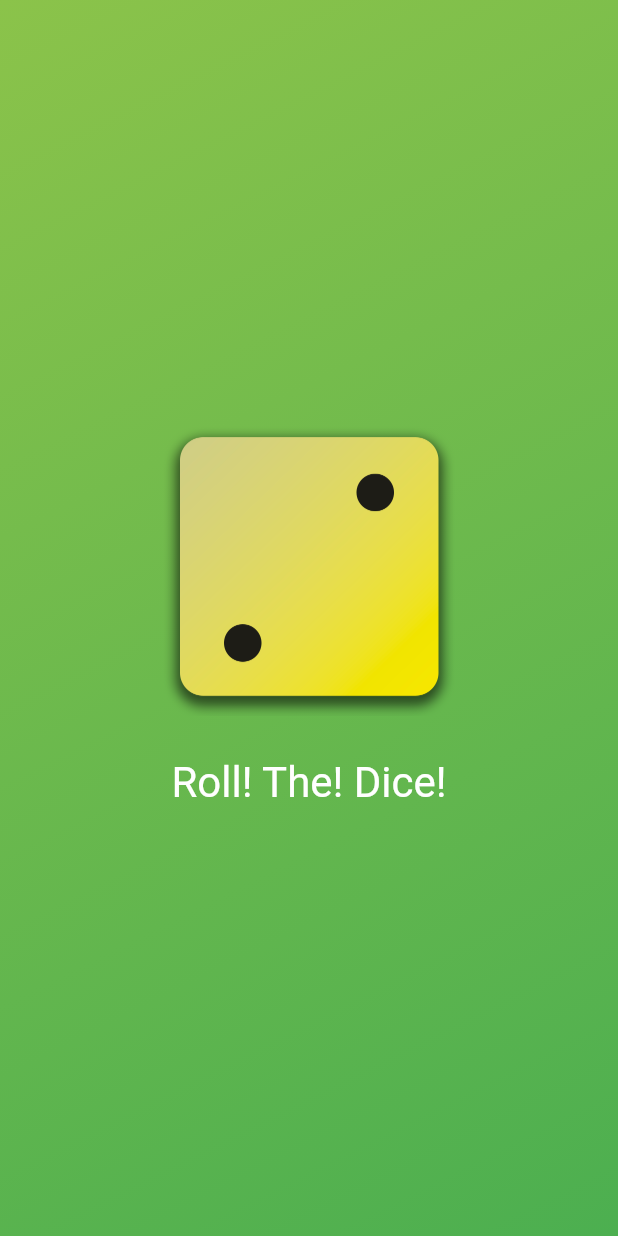
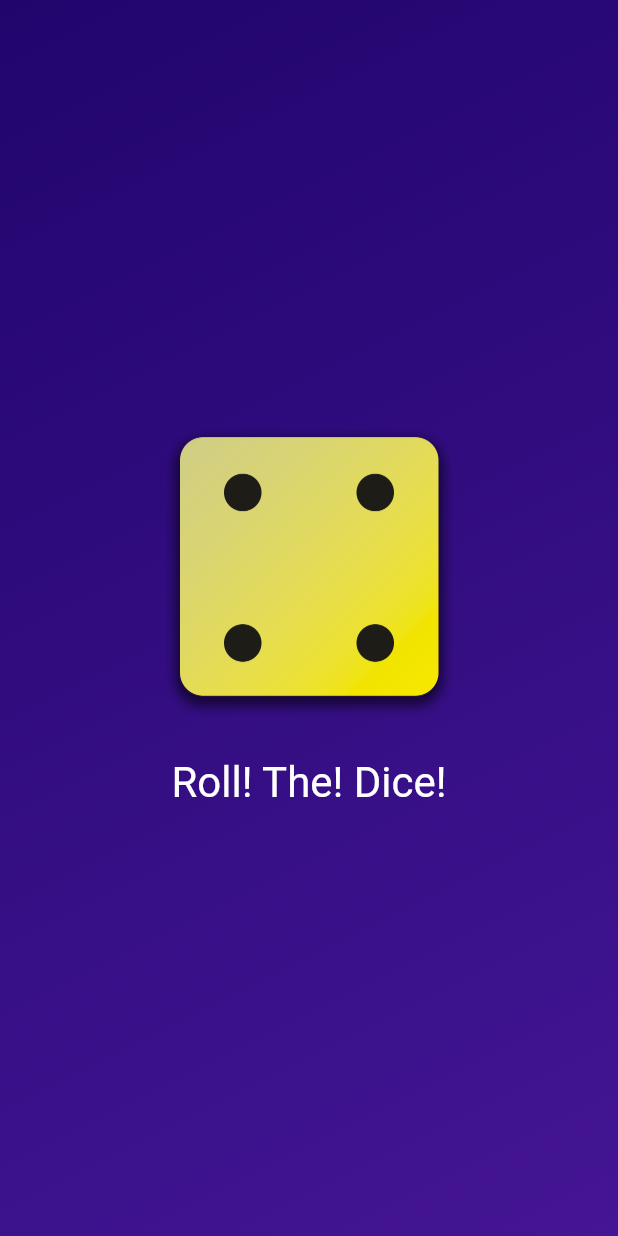
Before and after one commit to verdetea22/diceRoller, a Flutter app: the screen it shows after launch, after a tap on "Roll! The! Dice!", on a phone screen of 412 x 824 dp. Run offline on Flutter 3.47's test engine with Material 3 defaults, Android fonts, the phone set to English and light mode, and no system bars.

Commit message:
state change for dice display

```diff
--- a/lib/dice_roller.dart
+++ b/lib/dice_roller.dart
@@ -2,24 +2,54 @@ import 'package:flutter/material.dart';
 
 //StatefulWidget - manage state inside widget, data may change over time and UI reflects that
 class DiceRoller extends StatefulWidget{
+  const DiceRoller({super.key});
+
+  @override
+  State<DiceRoller> createState() { //createState > build for StatefulWidget
+    return _DiceRollerState(); //execute the constructive function
+  }
+}
+
+// _ means private, only usable in this file, use OG class name and use _ prefix
+// extended the widget class
+// flutter requires that these two classes be detached from each other
+class _DiceRollerState extends State<DiceRoller>{
 
   var activeDiceImage = 'assets/images/dice-2.png';
 
   //void: function doesnt expect input
   // actived when "roll" button is clicked, returns one of the dice asset images randomly (1-6)
   void rollDice() {
-    activeDiceImage = 'assets/images/dice-4.png';
-    print('Changing image...');
+    setState(() {
+      activeDiceImage = 'assets/images/dice-4.png';
+    });
   }
 
+  //need to reexcute the build to pick up changes to activeDiceImage
   @override
+  Widget build(context) {
+    return Column(
+              mainAxisSize: MainAxisSize.min,
+              children: [
+                  Image.asset(
+                    activeDiceImage,
+                    width: 200,
+                  ),
+                  const SizedBox(height: 20), //alt to padding
+                  TextButton(
+                    onPressed: rollDice,
+                    style: TextButton.styleFrom(
 
-  State<DiceRoller> createState() { //createState > build for StatefulWidget
-    return
+                      foregroundColor: Colors.white,
+                      textStyle: const TextStyle(
+                        fontSize: 28
+                        ),
+                      ),
+                    child: const Text('Roll! The! Dice!'),
+                  )
+              ],
+            );
   }
 }
 
-// _ means private, only usable in this file, use OG class name and use _ prefix
-class _DiceRollerState
-
 //49, 5m
--- a/lib/gradient_container.dart
+++ b/lib/gradient_container.dart
@@ -1,4 +1,6 @@
 import 'package:flutter/material.dart';
+
+import 'package:first_app/dice_roller.dart';
 
 const startAlignment = Alignment.topLeft;
 const endAlignment = Alignment.bottomRight;
@@ -7,22 +9,15 @@ const endAlignment = Alignment.bottomRight;
 //StatefulWidget - manage state inside widget, data may change over time and UI reflects that
 class GradientContainer extends StatelessWidget{
   //It calls the constructor of the superclass (State[]Widget) and passes the key parameter to it
-  GradientContainer(this.color1, this.color2,{super.key});
+  const GradientContainer(this.color1, this.color2,{super.key});
 
-  GradientContainer.green({super.key}) :
+  const GradientContainer.green({super.key}) :
     color1 = Colors.lightGreen,
     color2 = Colors.green;
 
   final Color color1;
   final Color color2;
-  var activeDiceImage = 'assets/images/dice-2.png';
 
-  //void: function doesnt expect input
-  // actived when "roll" button is clicked, returns one of the dice asset images randomly (1-6)
-  void rollDice() {
-    activeDiceImage = 'assets/images/dice-4.png';
-    print('Changing image...');
-  }
 
   @override
   Widget build(context) {
@@ -35,27 +30,7 @@ class GradientContainer extends StatelessWidget{
             )
           ),
           child:  Center(
-            child: Column(
-              mainAxisSize: MainAxisSize.min,
-              children: [
-                  Image.asset(
-                    activeDiceImage,
-                    width: 200,
-                  ),
-                  const SizedBox(height: 20), //alt to padding
-                  TextButton(
-                    onPressed: rollDice,
-                    style: TextButton.styleFrom(
-
-                      foregroundColor: Colors.white,
-                      textStyle: const TextStyle(
-                        fontSize: 28
-                        ),
-                      ),
-                    child: const Text('Roll! The! Dice!'),
-                  )
-              ],
-            )
+            child: DiceRoller(), //dicerollers build method exe'd
           ),
         );
   }
--- a/lib/main.dart
+++ b/lib/main.dart
@@ -5,7 +5,10 @@ void main() {
   runApp(
     MaterialApp(
       home: Scaffold(
-        body: GradientContainer.green(),
+        body: GradientContainer(
+          Color.fromARGB(255, 33, 5, 109),
+          Color.fromARGB(255, 68, 21, 149),
+        ),
       ),
     ),
   );
```
